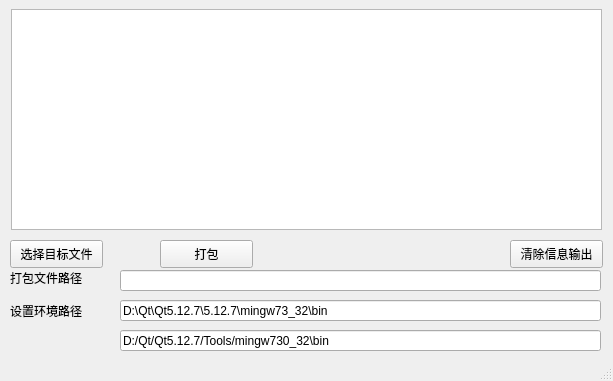
Before: the Qt Designer form mainwindow.ui in AnubisHades/QT_PACK_TOOL, drawn with Qt 5.
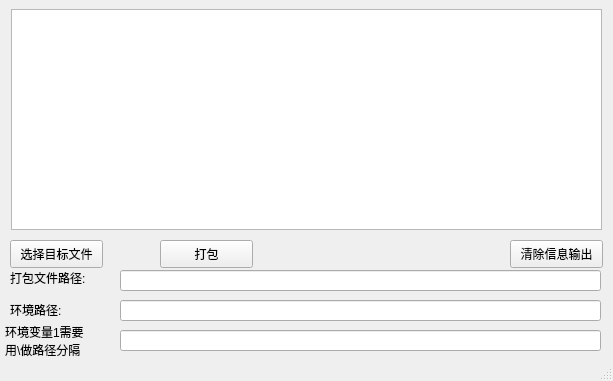
After: the same form once the commit is applied.

Commit message: 打包工具使用配置文件记录环境变量

What changed in the file:
```diff
--- a/mainwindow.ui
+++ b/mainwindow.ui
@@ -37,7 +37,7 @@
      </rect>
     </property>
     <property name="text">
-     <string>D:\Qt\Qt5.12.7\5.12.7\mingw73_32\bin</string>
+     <string/>
     </property>
    </widget>
    <widget class="QLineEdit" name="lineEdit_EnvPath2">
@@ -50,20 +50,20 @@
      </rect>
     </property>
     <property name="text">
-     <string>D:/Qt/Qt5.12.7/Tools/mingw730_32\bin</string>
+     <string/>
     </property>
    </widget>
    <widget class="QLabel" name="label">
     <property name="geometry">
      <rect>
       <x>10</x>
-      <y>290</y>
+      <y>300</y>
       <width>91</width>
-      <height>41</height>
+      <height>20</height>
      </rect>
     </property>
     <property name="text">
-     <string>设置环境路径</string>
+     <string>环境路径:</string>
     </property>
    </widget>
    <widget class="QLineEdit" name="lineEdit_FilePath">
@@ -89,7 +89,7 @@
      </rect>
     </property>
     <property name="text">
-     <string>打包文件路径</string>
+     <string>打包文件路径:</string>
     </property>
    </widget>
    <widget class="QPushButton" name="pushButton_Pack">
@@ -105,6 +105,20 @@
      <string>打包</string>
     </property>
    </widget>
+   <widget class="QLabel" name="label_3">
+    <property name="geometry">
+     <rect>
+      <x>5</x>
+      <y>315</y>
+      <width>101</width>
+      <height>51</height>
+     </rect>
+    </property>
+    <property name="text">
+     <string>环境变量1需要
+用\做路径分隔</string>
+    </property>
+   </widget>
    <widget class="QPushButton" name="pushButton_Clear">
     <property name="enabled">
      <bool>true</bool>
```
The commit also changes 2 other files.
